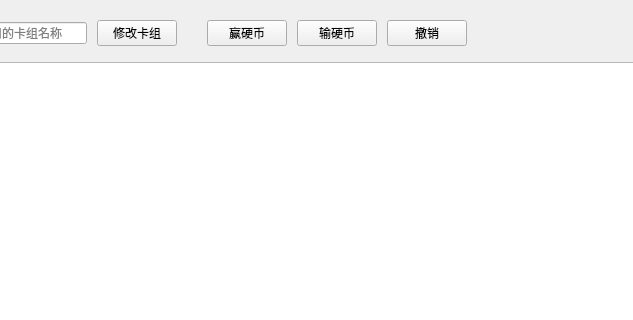
First picture: the form in ui/main_window.ui, repository learbox/MD_Stats, before the edit; both pictures show x 363 to 996 and y 0 to 320 of the 1100 by 700 pixel window.
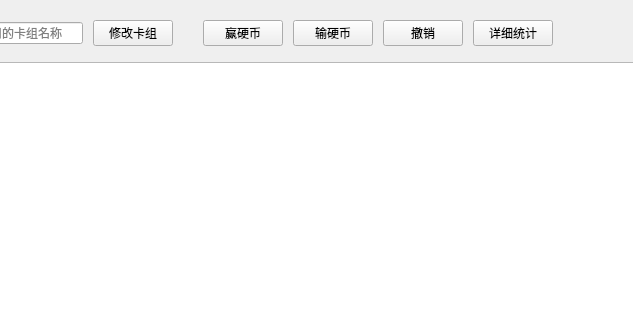
Second picture: the form after the edit.

Commit message: feat: .ui 控制栏加详细统计按钮 + 编译

The edit to the form file:
```diff
--- a/ui/main_window.ui
+++ b/ui/main_window.ui
@@ -150,6 +150,13 @@
         </property>
        </widget>
       </item>
+      <item>
+       <widget class="QPushButton" name="btn_rank_stats">
+        <property name="text">
+         <string>详细统计</string>
+        </property>
+       </widget>
+      </item>
       <item>
        <spacer name="spacerCtrlStretch">
         <property name="orientation">
```
The commit also changes 1 other file.
